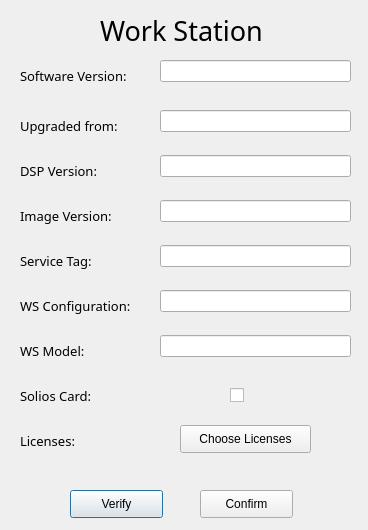
First picture: the form in Code/Forms/workstation_dialog.ui, repository EranYonai/Auto-Baseline, before the edit.
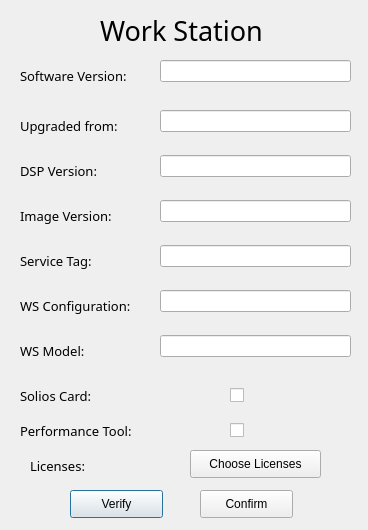
Second picture: the form after the edit.

```diff
--- a/Code/Forms/workstation_dialog.ui
+++ b/Code/Forms/workstation_dialog.ui
@@ -54,8 +54,8 @@
   <widget class="QLabel" name="label_9">
    <property name="geometry">
     <rect>
-     <x>20</x>
-     <y>425</y>
+     <x>30</x>
+     <y>450</y>
      <width>81</width>
      <height>31</height>
     </rect>
@@ -315,8 +315,8 @@
   <widget class="QPushButton" name="licenses">
    <property name="geometry">
     <rect>
-     <x>180</x>
-     <y>425</y>
+     <x>190</x>
+     <y>450</y>
      <width>131</width>
      <height>28</height>
     </rect>
@@ -325,6 +325,38 @@
     <string>Choose Licenses</string>
    </property>
   </widget>
+  <widget class="QLabel" name="label_10">
+   <property name="geometry">
+    <rect>
+     <x>20</x>
+     <y>415</y>
+     <width>141</width>
+     <height>31</height>
+    </rect>
+   </property>
+   <property name="font">
+    <font>
+     <family>Product Sans Light</family>
+     <pointsize>10</pointsize>
+    </font>
+   </property>
+   <property name="text">
+    <string>Performance Tool:</string>
+   </property>
+  </widget>
+  <widget class="QCheckBox" name="performance_check">
+   <property name="geometry">
+    <rect>
+     <x>230</x>
+     <y>415</y>
+     <width>31</width>
+     <height>31</height>
+    </rect>
+   </property>
+   <property name="text">
+    <string/>
+   </property>
+  </widget>
  </widget>
  <resources/>
  <connections/>
```
